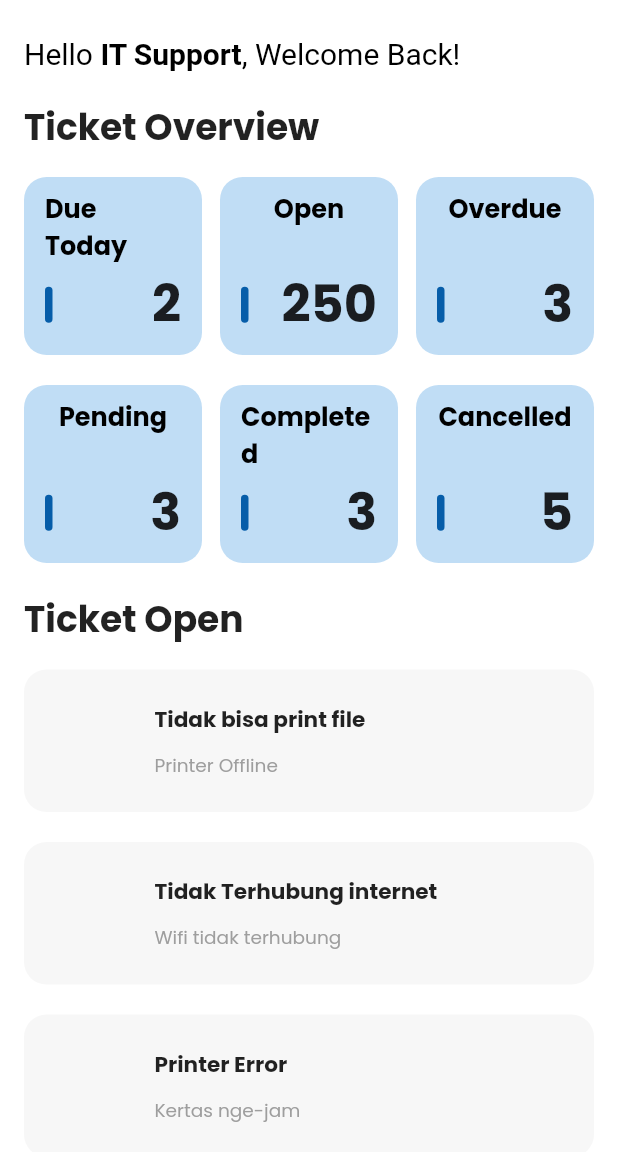
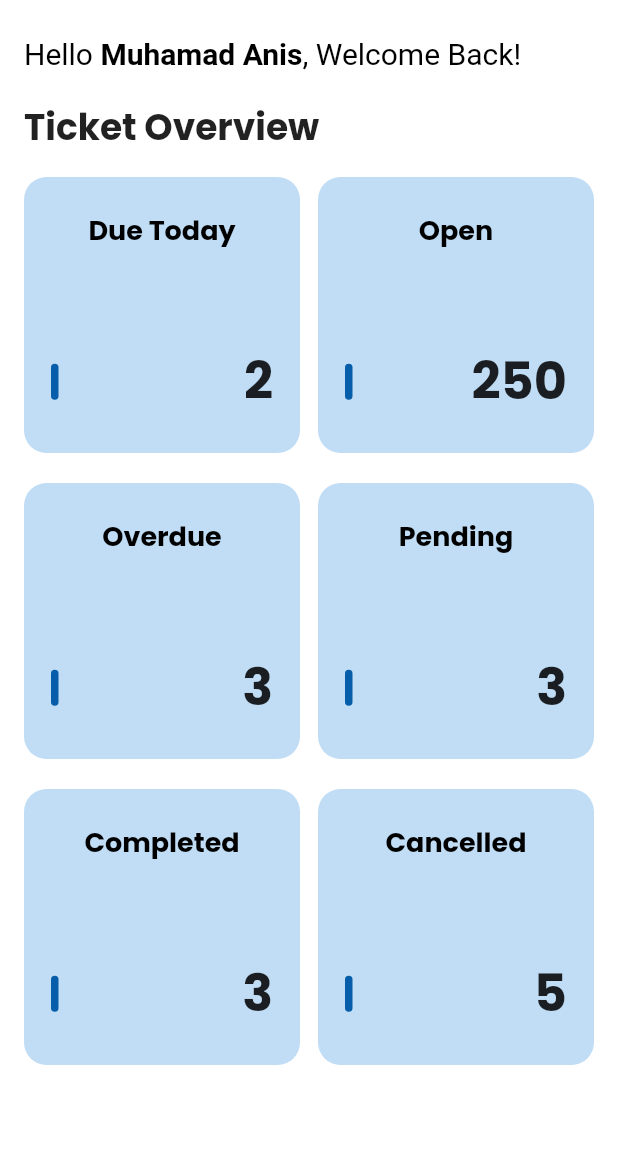
Before and after one commit to anismhub/ticketing, a Flutter app: the OverviewPage screen opened directly, on a phone screen of 412 x 824 dp, the part 84-1236 px from its top. Run offline on Flutter 3.47's test engine with Material 2 defaults, Android fonts, the phone set to English and light mode, and no system bars; our stand-ins replace google_fonts.

Commit message:
add setting pages

```diff
--- a/lib/data/data.dart
+++ b/lib/data/data.dart
@@ -1,5 +1,6 @@
-import '../model/overview_model.dart';
-import '../model/ticket_model.dart';
+import 'package:ticketing/model/user_model.dart';
+import 'package:ticketing/model/overview_model.dart';
+import 'package:ticketing/model/ticket_model.dart';
 
 final List<OverviewModel> overviewModel = [
   OverviewModel(
@@ -54,3 +55,14 @@ final List<TicketModel> ticketModel = [
     subHeading: "Terlalu lama untuk membuka aplikasi",
   ),
 ];
+
+final List<UserModel> userModel = [
+  UserModel(
+    imagePath:
+        'https://images.unsplash.com/photo-1664575602554-2087b04935a5?ixlib=rb-4.0.3&ixid=MnwxMjA3fDB8MHxwaG90by1wYWdlfHx8fGVufDB8fHx8&auto=format&fit=crop&w=387&q=80',
+    name: 'Muhamad Anis',
+    nomor: '085150021000',
+    email: 'contohemail@gmail.com',
+    jobTitle: 'IT Support',
+  ),
+];
--- a/lib/pages/home.dart
+++ b/lib/pages/home.dart
@@ -107,11 +107,11 @@ class _HomePageState extends State<HomePage> {
                         mainAxisAlignment: MainAxisAlignment.center,
                         children: [
                           Icon(
-                            Icons.settings,
+                            Icons.menu,
                             color: currentTab == 2 ? cBlue : cGreen,
                           ),
                           Text(
-                            'Setting',
+                            'Menu',
                             style: TextStyle(
                                 color: currentTab == 2 ? cBlue : cGreen),
                           )
--- a/lib/pages/overview.dart
+++ b/lib/pages/overview.dart
@@ -1,7 +1,7 @@
 import 'package:flutter/material.dart';
 import '../constant.dart';
 import '../widgets/overview_grid.dart';
-import '../widgets/ticket_list.dart';
+import '../data/data.dart';
 
 class OverviewPage extends StatelessWidget {
   const OverviewPage({Key? key}) : super(key: key);
@@ -15,6 +15,7 @@ class OverviewPage extends StatelessWidget {
         elevation: 0,
         title: Text('Overview'),
         backgroundColor: cBlue,
+        automaticallyImplyLeading: false,
       ),
       body: SingleChildScrollView(
         physics: const BouncingScrollPhysics(),
@@ -24,12 +25,12 @@ class OverviewPage extends StatelessWidget {
             crossAxisAlignment: CrossAxisAlignment.stretch,
             children: [
               RichText(
-                text: const TextSpan(
+                text: TextSpan(
                   text: "Hello ",
                   style: TextStyle(color: Colors.black, fontSize: 20),
                   children: [
                     TextSpan(
-                      text: "IT Support",
+                      text: userModel[0].name,
                       style: TextStyle(
                           color: Colors.black, fontWeight: FontWeight.bold),
                     ),
@@ -45,12 +46,6 @@ class OverviewPage extends StatelessWidget {
               const SizedBox(height: 15),
               const OverviewGrid(),
               const SizedBox(height: 20),
-              const Text(
-                "Ticket Open",
-                style: TextStyle(fontSize: 24, fontWeight: FontWeight.bold),
-              ),
-              const SizedBox(height: 15),
-              TicketList(),
             ],
           ),
         ),
--- a/lib/widgets/overview_grid.dart
+++ b/lib/widgets/overview_grid.dart
@@ -12,7 +12,7 @@ class OverviewGrid extends StatelessWidget {
       physics: const NeverScrollableScrollPhysics(),
       shrinkWrap: true,
       gridDelegate: const SliverGridDelegateWithFixedCrossAxisCount(
-          crossAxisCount: 3,
+          crossAxisCount: 2,
           childAspectRatio: 1,
           crossAxisSpacing: 12,
           mainAxisSpacing: 20),
@@ -23,17 +23,16 @@ class OverviewGrid extends StatelessWidget {
             color: cLightBlue,
           ),
           child: Padding(
-            padding: const EdgeInsets.symmetric(horizontal: 14, vertical: 8),
+            padding: const EdgeInsets.symmetric(horizontal: 18, vertical: 22),
             child: Column(
               crossAxisAlignment: CrossAxisAlignment.center,
               mainAxisAlignment: MainAxisAlignment.spaceBetween,
               children: [
                 Text(
                   overviewModel[index].title,
-                  maxLines: 2,
                   softWrap: true,
                   style: const TextStyle(
-                    fontSize: 17,
+                    fontSize: 18,
                     color: Colors.black,
                     fontWeight: FontWeight.bold,
                   ),
--- a/lib/widgets/ticket_list.dart
+++ b/lib/widgets/ticket_list.dart
@@ -11,29 +11,17 @@ class TicketList extends StatelessWidget {
         physics: const NeverScrollableScrollPhysics(),
         shrinkWrap: true,
         gridDelegate: const SliverGridDelegateWithFixedCrossAxisCount(
-            childAspectRatio: 16 / 4, crossAxisCount: 1, mainAxisSpacing: 20),
+            childAspectRatio: 4.0, crossAxisCount: 1, mainAxisSpacing: 20),
         itemBuilder: (context, index) {
           return Container(
             decoration: BoxDecoration(
-                color: const Color(0xffF7F7F7),
+                color: Color(0xFFE2E2E2),
                 borderRadius: BorderRadius.circular(15)),
             child: Padding(
               padding: const EdgeInsets.all(12),
               child: Row(
                 mainAxisAlignment: MainAxisAlignment.start,
                 children: [
-                  Column(
-                    mainAxisAlignment: MainAxisAlignment.center,
-                    children: [
-                      Container(
-                        alignment: Alignment.center,
-                        decoration: BoxDecoration(
-                            borderRadius: BorderRadius.circular(10)),
-                        height: 55,
-                        width: 55,
-                      )
-                    ],
-                  ),
                   const SizedBox(width: 20),
                   Column(
                     crossAxisAlignment: CrossAxisAlignment.start,
```
Also changed, not shown: lib/model/user_model.dart (added, +15 -0 lines), lib/pages/setting.dart (+36 -4 lines), lib/pages/ticket.dart (+22 -4 lines), lib/widgets/info_widget.dart (added, +74 -0 lines), lib/widgets/photo_widget.dart (added, +55 -0 lines).
